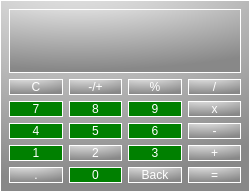
Above: mainwindow.ui from lukparda/Qt-Calculator before the change. Below: the same form after it.
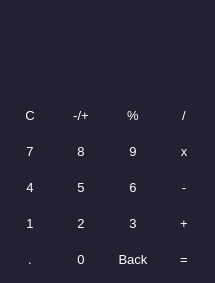
That is the form after the change.

Commit message: visual style implemented

Diff of the .ui file:
```diff
--- a/mainwindow.ui
+++ b/mainwindow.ui
@@ -2,231 +2,816 @@
 <ui version="4.0">
  <class>MainWindow</class>
  <widget class="QMainWindow" name="MainWindow">
+  <property name="enabled">
+   <bool>true</bool>
+  </property>
   <property name="geometry">
    <rect>
     <x>0</x>
     <y>0</y>
-    <width>250</width>
-    <height>192</height>
+    <width>215</width>
+    <height>283</height>
    </rect>
   </property>
+  <property name="maximumSize">
+   <size>
+    <width>223</width>
+    <height>300</height>
+   </size>
+  </property>
   <property name="windowTitle">
    <string>MainWindow</string>
   </property>
   <property name="styleSheet">
-   <string notr="true"/>
+   <string notr="true">color:black;</string>
   </property>
   <widget class="QWidget" name="centralwidget">
    <property name="styleSheet">
-    <string notr="true">background: qradialgradient(cx: 0.3, cy: -0.4, fx: 0.3, fy: -0.4, radius: 1.35, stop: 0 #fff, stop: 1 #888);
-color: rgb(255, 255, 255);
-border: 1px solid #ffffff;</string>
+    <string notr="true">background-color: rgb(36, 31, 49);</string>
    </property>
-   <layout class="QGridLayout" name="gridLayout">
-    <item row="2" column="2">
-     <widget class="QPushButton" name="Button_9">
-      <property name="styleSheet">
-       <string notr="true">QPushButton{background-color:green;color:white;}</string>
-      </property>
-      <property name="text">
-       <string>9</string>
-      </property>
-     </widget>
-    </item>
-    <item row="3" column="0">
-     <widget class="QPushButton" name="Button_4">
-      <property name="styleSheet">
-       <string notr="true">QPushButton{background-color:green;color:white;}</string>
-      </property>
-      <property name="text">
-       <string>4</string>
-      </property>
-     </widget>
-    </item>
-    <item row="4" column="0">
-     <widget class="QPushButton" name="Button_1">
-      <property name="styleSheet">
-       <string notr="true">QPushButton{background-color:green;color:white;}</string>
-      </property>
-      <property name="text">
-       <string>1</string>
-      </property>
-     </widget>
-    </item>
-    <item row="3" column="1">
-     <widget class="QPushButton" name="Button_5">
-      <property name="styleSheet">
-       <string notr="true">QPushButton{background-color:green;color:white;}</string>
-      </property>
-      <property name="text">
-       <string>5</string>
-      </property>
-     </widget>
-    </item>
-    <item row="5" column="2">
-     <widget class="QPushButton" name="backspace">
-      <property name="text">
-       <string>Back</string>
-      </property>
-     </widget>
-    </item>
-    <item row="5" column="3">
-     <widget class="QPushButton" name="equals">
-      <property name="text">
-       <string>=</string>
-      </property>
-      <property name="flat">
-       <bool>false</bool>
-      </property>
-     </widget>
-    </item>
-    <item row="1" column="1">
-     <widget class="QPushButton" name="changeSign">
-      <property name="text">
-       <string>-/+</string>
-      </property>
-     </widget>
-    </item>
-    <item row="2" column="1">
-     <widget class="QPushButton" name="Button_8">
-      <property name="styleSheet">
-       <string notr="true">QPushButton{background-color:green;color:white;}</string>
-      </property>
-      <property name="text">
-       <string>8</string>
-      </property>
-     </widget>
-    </item>
-    <item row="1" column="0">
-     <widget class="QPushButton" name="Clear">
-      <property name="text">
-       <string>C</string>
-      </property>
-     </widget>
-    </item>
-    <item row="4" column="3">
-     <widget class="QPushButton" name="add">
-      <property name="text">
-       <string>+</string>
-      </property>
-     </widget>
-    </item>
-    <item row="5" column="1">
-     <widget class="QPushButton" name="Button_0">
-      <property name="styleSheet">
-       <string notr="true">QPushButton{background-color:green;color:white;}</string>
-      </property>
-      <property name="text">
-       <string>0</string>
-      </property>
-     </widget>
-    </item>
-    <item row="1" column="2">
-     <widget class="QPushButton" name="percentage">
-      <property name="text">
-       <string>%</string>
-      </property>
-     </widget>
-    </item>
-    <item row="3" column="3">
-     <widget class="QPushButton" name="subtract">
-      <property name="text">
-       <string>-</string>
-      </property>
-     </widget>
-    </item>
-    <item row="4" column="1">
-     <widget class="QPushButton" name="Button_2">
-      <property name="styleSheet">
-       <string notr="true">QPushButton{background-color:green;color:white;}\
-QPushButton:hover{color:black};</string>
-      </property>
-      <property name="text">
-       <string>2</string>
-      </property>
-     </widget>
-    </item>
-    <item row="4" column="2">
-     <widget class="QPushButton" name="Button_3">
-      <property name="styleSheet">
-       <string notr="true">QPushButton{background-color:green;color:white;}</string>
-      </property>
-      <property name="text">
-       <string>3</string>
-      </property>
-     </widget>
-    </item>
-    <item row="5" column="0">
-     <widget class="QPushButton" name="comma">
-      <property name="text">
-       <string>.</string>
-      </property>
-     </widget>
-    </item>
-    <item row="3" column="2">
-     <widget class="QPushButton" name="Button_6">
-      <property name="styleSheet">
-       <string notr="true">QPushButton{background-color:green;color:white;}</string>
-      </property>
-      <property name="text">
-       <string>6</string>
-      </property>
-     </widget>
-    </item>
-    <item row="2" column="3">
-     <widget class="QPushButton" name="multiply">
-      <property name="text">
-       <string>x</string>
-      </property>
-     </widget>
-    </item>
-    <item row="1" column="3">
-     <widget class="QPushButton" name="divide">
-      <property name="text">
-       <string>/</string>
-      </property>
-     </widget>
-    </item>
-    <item row="2" column="0">
-     <widget class="QPushButton" name="Button_7">
-      <property name="styleSheet">
-       <string notr="true">QPushButton{background-color:green;color:white;}</string>
-      </property>
-      <property name="text">
-       <string>7</string>
-      </property>
-     </widget>
-    </item>
-    <item row="0" column="0" colspan="4">
-     <widget class="QLabel" name="label">
-      <property name="font">
-       <font>
-        <pointsize>19</pointsize>
-       </font>
-      </property>
-      <property name="layoutDirection">
-       <enum>Qt::LeftToRight</enum>
-      </property>
-      <property name="autoFillBackground">
-       <bool>false</bool>
-      </property>
-      <property name="styleSheet">
-       <string notr="true">QLabel{
-	qproperty-alignment:'AlignVCenter | AlignRight';
-	border: 1px solid gray;
-}
-
-background color:white;</string>
-      </property>
-      <property name="frameShadow">
-       <enum>QFrame::Raised</enum>
-      </property>
-      <property name="text">
-       <string/>
-      </property>
-     </widget>
-    </item>
-   </layout>
+   <widget class="QLabel" name="label">
+    <property name="geometry">
+     <rect>
+      <x>12</x>
+      <y>26</y>
+      <width>191</width>
+      <height>30</height>
+     </rect>
+    </property>
+    <property name="sizePolicy">
+     <sizepolicy hsizetype="Preferred" vsizetype="Preferred">
+      <horstretch>0</horstretch>
+      <verstretch>0</verstretch>
+     </sizepolicy>
+    </property>
+    <property name="maximumSize">
+     <size>
+      <width>200</width>
+      <height>30</height>
+     </size>
+    </property>
+    <property name="font">
+     <font>
+      <pointsize>25</pointsize>
+     </font>
+    </property>
+    <property name="layoutDirection">
+     <enum>Qt::RightToLeft</enum>
+    </property>
+    <property name="autoFillBackground">
+     <bool>false</bool>
+    </property>
+    <property name="styleSheet">
+     <string notr="true">color: rgb(255, 255, 255);</string>
+    </property>
+    <property name="frameShadow">
+     <enum>QFrame::Raised</enum>
+    </property>
+    <property name="text">
+     <string/>
+    </property>
+    <property name="alignment">
+     <set>Qt::AlignRight|Qt::AlignTrailing|Qt::AlignVCenter</set>
+    </property>
+   </widget>
+   <widget class="QPushButton" name="divide">
+    <property name="geometry">
+     <rect>
+      <x>164</x>
+      <y>95</y>
+      <width>40</width>
+      <height>40</height>
+     </rect>
+    </property>
+    <property name="font">
+     <font>
+      <pointsize>10</pointsize>
+      <italic>false</italic>
+      <bold>false</bold>
+      <strikeout>false</strikeout>
+      <kerning>true</kerning>
+     </font>
+    </property>
+    <property name="styleSheet">
+     <string notr="true">QPushButton{
+border: 0px;
+color:white;}
+QPushButton:hover{
+background-color: rgb(164, 156, 156);
+border: 0px;}
+QPushButton:pressed {
+background-color: rgb(255, 255, 255);
+color: black;}</string>
+    </property>
+    <property name="text">
+     <string>/</string>
+    </property>
+    <property name="flat">
+     <bool>false</bool>
+    </property>
+   </widget>
+   <widget class="QPushButton" name="Button_6">
+    <property name="geometry">
+     <rect>
+      <x>113</x>
+      <y>167</y>
+      <width>40</width>
+      <height>40</height>
+     </rect>
+    </property>
+    <property name="font">
+     <font>
+      <pointsize>10</pointsize>
+      <italic>false</italic>
+      <bold>false</bold>
+      <strikeout>false</strikeout>
+      <kerning>true</kerning>
+     </font>
+    </property>
+    <property name="styleSheet">
+     <string notr="true">QPushButton{
+border: 0px;
+color:white;}
+QPushButton:hover{
+background-color: rgb(164, 156, 156);
+border: 0px;}
+QPushButton:pressed {
+background-color: rgb(255, 255, 255);
+color: black;}</string>
+    </property>
+    <property name="text">
+     <string>6</string>
+    </property>
+    <property name="flat">
+     <bool>false</bool>
+    </property>
+   </widget>
+   <widget class="QPushButton" name="changeSign">
+    <property name="geometry">
+     <rect>
+      <x>61</x>
+      <y>95</y>
+      <width>40</width>
+      <height>40</height>
+     </rect>
+    </property>
+    <property name="font">
+     <font>
+      <pointsize>10</pointsize>
+      <italic>false</italic>
+      <bold>false</bold>
+      <strikeout>false</strikeout>
+      <kerning>true</kerning>
+     </font>
+    </property>
+    <property name="styleSheet">
+     <string notr="true">QPushButton{
+border: 0px;
+color:white;}
+QPushButton:hover{
+background-color: rgb(164, 156, 156);
+border: 0px;}
+QPushButton:pressed {
+background-color: rgb(255, 255, 255);
+color: black;}</string>
+    </property>
+    <property name="text">
+     <string>-/+</string>
+    </property>
+    <property name="flat">
+     <bool>false</bool>
+    </property>
+   </widget>
+   <widget class="QPushButton" name="Button_3">
+    <property name="geometry">
+     <rect>
+      <x>113</x>
+      <y>203</y>
+      <width>40</width>
+      <height>40</height>
+     </rect>
+    </property>
+    <property name="font">
+     <font>
+      <pointsize>10</pointsize>
+      <italic>false</italic>
+      <bold>false</bold>
+      <strikeout>false</strikeout>
+      <kerning>true</kerning>
+     </font>
+    </property>
+    <property name="styleSheet">
+     <string notr="true">QPushButton{
+border: 0px;
+color:white;}
+QPushButton:hover{
+background-color: rgb(164, 156, 156);
+border: 0px;}
+QPushButton:pressed {
+background-color: rgb(255, 255, 255);
+color: black;}</string>
+    </property>
+    <property name="text">
+     <string>3</string>
+    </property>
+    <property name="flat">
+     <bool>false</bool>
+    </property>
+   </widget>
+   <widget class="QPushButton" name="add">
+    <property name="geometry">
+     <rect>
+      <x>164</x>
+      <y>203</y>
+      <width>40</width>
+      <height>40</height>
+     </rect>
+    </property>
+    <property name="font">
+     <font>
+      <pointsize>10</pointsize>
+      <italic>false</italic>
+      <bold>false</bold>
+      <strikeout>false</strikeout>
+      <kerning>true</kerning>
+     </font>
+    </property>
+    <property name="styleSheet">
+     <string notr="true">QPushButton{
+border: 0px;
+color:white;}
+QPushButton:hover{
+background-color: rgb(164, 156, 156);
+border: 0px;}
+QPushButton:pressed {
+background-color: rgb(255, 255, 255);
+color: black;}</string>
+    </property>
+    <property name="text">
+     <string>+</string>
+    </property>
+    <property name="flat">
+     <bool>false</bool>
+    </property>
+   </widget>
+   <widget class="QPushButton" name="Clear">
+    <property name="geometry">
+     <rect>
+      <x>10</x>
+      <y>95</y>
+      <width>40</width>
+      <height>40</height>
+     </rect>
+    </property>
+    <property name="font">
+     <font>
+      <pointsize>10</pointsize>
+      <italic>false</italic>
+      <bold>false</bold>
+      <strikeout>false</strikeout>
+      <kerning>true</kerning>
+     </font>
+    </property>
+    <property name="autoFillBackground">
+     <bool>false</bool>
+    </property>
+    <property name="styleSheet">
+     <string notr="true">QPushButton{
+border: 0px;
+color:white;}
+QPushButton:hover{
+background-color: rgb(164, 156, 156);
+border: 0px;}
+QPushButton:pressed {
+background-color: rgb(255, 255, 255);
+color: black;}</string>
+    </property>
+    <property name="text">
+     <string>C</string>
+    </property>
+    <property name="flat">
+     <bool>false</bool>
+    </property>
+   </widget>
+   <widget class="QPushButton" name="backspace">
+    <property name="geometry">
+     <rect>
+      <x>113</x>
+      <y>239</y>
+      <width>40</width>
+      <height>40</height>
+     </rect>
+    </property>
+    <property name="font">
+     <font>
+      <pointsize>10</pointsize>
+      <italic>false</italic>
+      <bold>false</bold>
+      <strikeout>false</strikeout>
+      <kerning>true</kerning>
+     </font>
+    </property>
+    <property name="styleSheet">
+     <string notr="true">QPushButton{
+border: 0px;
+color:white;}
+QPushButton:hover{
+background-color: rgb(164, 156, 156);
+border: 0px;}
+QPushButton:pressed {
+background-color: rgb(255, 255, 255);
+color: black;}</string>
+    </property>
+    <property name="text">
+     <string>Back</string>
+    </property>
+    <property name="flat">
+     <bool>false</bool>
+    </property>
+   </widget>
+   <widget class="QPushButton" name="subtract">
+    <property name="geometry">
+     <rect>
+      <x>164</x>
+      <y>167</y>
+      <width>40</width>
+      <height>40</height>
+     </rect>
+    </property>
+    <property name="font">
+     <font>
+      <pointsize>10</pointsize>
+      <italic>false</italic>
+      <bold>false</bold>
+      <strikeout>false</strikeout>
+      <kerning>true</kerning>
+     </font>
+    </property>
+    <property name="styleSheet">
+     <string notr="true">QPushButton{
+border: 0px;
+color:white;}
+QPushButton:hover{
+background-color: rgb(164, 156, 156);
+border: 0px;}
+QPushButton:pressed {
+background-color: rgb(255, 255, 255);
+color: black;}</string>
+    </property>
+    <property name="text">
+     <string>-</string>
+    </property>
+    <property name="flat">
+     <bool>false</bool>
+    </property>
+   </widget>
+   <widget class="QPushButton" name="comma">
+    <property name="geometry">
+     <rect>
+      <x>10</x>
+      <y>239</y>
+      <width>40</width>
+      <height>40</height>
+     </rect>
+    </property>
+    <property name="font">
+     <font>
+      <pointsize>10</pointsize>
+      <italic>false</italic>
+      <bold>false</bold>
+      <strikeout>false</strikeout>
+      <kerning>true</kerning>
+     </font>
+    </property>
+    <property name="styleSheet">
+     <string notr="true">QPushButton{
+border: 0px;
+color:white;}
+QPushButton:hover{
+background-color: rgb(164, 156, 156);
+border: 0px;}
+QPushButton:pressed {
+background-color: rgb(255, 255, 255);
+color: black;}</string>
+    </property>
+    <property name="text">
+     <string>.</string>
+    </property>
+    <property name="flat">
+     <bool>false</bool>
+    </property>
+   </widget>
+   <widget class="QPushButton" name="multiply">
+    <property name="enabled">
+     <bool>true</bool>
+    </property>
+    <property name="geometry">
+     <rect>
+      <x>164</x>
+      <y>131</y>
+      <width>40</width>
+      <height>40</height>
+     </rect>
+    </property>
+    <property name="sizePolicy">
+     <sizepolicy hsizetype="Minimum" vsizetype="Maximum">
+      <horstretch>0</horstretch>
+      <verstretch>0</verstretch>
+     </sizepolicy>
+    </property>
+    <property name="font">
+     <font>
+      <pointsize>10</pointsize>
+      <italic>false</italic>
+      <bold>false</bold>
+      <strikeout>false</strikeout>
+      <kerning>true</kerning>
+     </font>
+    </property>
+    <property name="styleSheet">
+     <string notr="true">QPushButton{
+border: 0px;
+color:white;}
+QPushButton:hover{
+background-color: rgb(164, 156, 156);
+border: 0px;}
+QPushButton:pressed {
+background-color: rgb(255, 255, 255);
+color: black;}</string>
+    </property>
+    <property name="text">
+     <string>x</string>
+    </property>
+    <property name="flat">
+     <bool>false</bool>
+    </property>
+   </widget>
+   <widget class="QPushButton" name="Button_7">
+    <property name="geometry">
+     <rect>
+      <x>10</x>
+      <y>131</y>
+      <width>40</width>
+      <height>40</height>
+     </rect>
+    </property>
+    <property name="font">
+     <font>
+      <pointsize>10</pointsize>
+      <italic>false</italic>
+      <bold>false</bold>
+      <strikeout>false</strikeout>
+      <kerning>true</kerning>
+     </font>
+    </property>
+    <property name="styleSheet">
+     <string notr="true">QPushButton{
+border: 0px;
+color:white;}
+QPushButton:hover{
+background-color: rgb(164, 156, 156);
+border: 0px;}
+QPushButton:pressed {
+background-color: rgb(255, 255, 255);
+color: black;}</string>
+    </property>
+    <property name="text">
+     <string>7</string>
+    </property>
+    <property name="flat">
+     <bool>false</bool>
+    </property>
+   </widget>
+   <widget class="QPushButton" name="Button_9">
+    <property name="enabled">
+     <bool>true</bool>
+    </property>
+    <property name="geometry">
+     <rect>
+      <x>113</x>
+      <y>131</y>
+      <width>40</width>
+      <height>40</height>
+     </rect>
+    </property>
+    <property name="font">
+     <font>
+      <pointsize>10</pointsize>
+      <italic>false</italic>
+      <bold>false</bold>
+      <strikeout>false</strikeout>
+      <kerning>true</kerning>
+     </font>
+    </property>
+    <property name="styleSheet">
+     <string notr="true">QPushButton{
+border: 0px;
+color:white;}
+QPushButton:hover{
+background-color: rgb(164, 156, 156);
+border: 0px;}
+QPushButton:pressed {
+background-color: rgb(255, 255, 255);
+color: black;}</string>
+    </property>
+    <property name="text">
+     <string>9</string>
+    </property>
+    <property name="flat">
+     <bool>false</bool>
+    </property>
+   </widget>
+   <widget class="QPushButton" name="Button_4">
+    <property name="geometry">
+     <rect>
+      <x>10</x>
+      <y>167</y>
+      <width>40</width>
+      <height>40</height>
+     </rect>
+    </property>
+    <property name="font">
+     <font>
+      <pointsize>10</pointsize>
+      <italic>false</italic>
+      <bold>false</bold>
+      <strikeout>false</strikeout>
+      <kerning>true</kerning>
+     </font>
+    </property>
+    <property name="styleSheet">
+     <string notr="true">QPushButton{
+border: 0px;
+color:white;}
+QPushButton:hover{
+background-color: rgb(164, 156, 156);
+border: 0px;}
+QPushButton:pressed {
+background-color: rgb(255, 255, 255);
+color: black;}</string>
+    </property>
+    <property name="text">
+     <string>4</string>
+    </property>
+    <property name="flat">
+     <bool>false</bool>
+    </property>
+   </widget>
+   <widget class="QPushButton" name="Button_2">
+    <property name="geometry">
+     <rect>
+      <x>61</x>
+      <y>203</y>
+      <width>40</width>
+      <height>40</height>
+     </rect>
+    </property>
+    <property name="font">
+     <font>
+      <pointsize>10</pointsize>
+      <italic>false</italic>
+      <bold>false</bold>
+      <strikeout>false</strikeout>
+      <kerning>true</kerning>
+     </font>
+    </property>
+    <property name="styleSheet">
+     <string notr="true">QPushButton{
+border: 0px;
+color:white;}
+QPushButton:hover{
+background-color: rgb(164, 156, 156);
+border: 0px;}
+QPushButton:pressed {
+background-color: rgb(255, 255, 255);
+color: black;}</string>
+    </property>
+    <property name="text">
+     <string>2</string>
+    </property>
+    <property name="flat">
+     <bool>false</bool>
+    </property>
+   </widget>
+   <widget class="QPushButton" name="Button_1">
+    <property name="geometry">
+     <rect>
+      <x>10</x>
+      <y>203</y>
+      <width>40</width>
+      <height>40</height>
+     </rect>
+    </property>
+    <property name="font">
+     <font>
+      <pointsize>10</pointsize>
+      <italic>false</italic>
+      <bold>false</bold>
+      <strikeout>false</strikeout>
+      <kerning>true</kerning>
+     </font>
+    </property>
+    <property name="styleSheet">
+     <string notr="true">QPushButton{
+border: 0px;
+color:white;}
+QPushButton:hover{
+background-color: rgb(164, 156, 156);
+border: 0px;}
+QPushButton:pressed {
+background-color: rgb(255, 255, 255);
+color: black;}</string>
+    </property>
+    <property name="text">
+     <string>1</string>
+    </property>
+    <property name="flat">
+     <bool>false</bool>
+    </property>
+   </widget>
+   <widget class="QPushButton" name="equals">
+    <property name="geometry">
+     <rect>
+      <x>164</x>
+      <y>239</y>
+      <width>40</width>
+      <height>40</height>
+     </rect>
+    </property>
+    <property name="font">
+     <font>
+      <pointsize>10</pointsize>
+      <italic>false</italic>
+      <bold>false</bold>
+      <strikeout>false</strikeout>
+      <kerning>true</kerning>
+     </font>
+    </property>
+    <property name="styleSheet">
+     <string notr="true">QPushButton{
+border: 0px;
+color:white;}
+QPushButton:hover{
+background-color: rgb(164, 156, 156);
+border: 0px;}
+QPushButton:pressed {
+background-color: rgb(255, 255, 255);
+color: black;}</string>
+    </property>
+    <property name="text">
+     <string>=</string>
+    </property>
+    <property name="flat">
+     <bool>false</bool>
+    </property>
+   </widget>
+   <widget class="QPushButton" name="Button_8">
+    <property name="geometry">
+     <rect>
+      <x>61</x>
+      <y>131</y>
+      <width>40</width>
+      <height>40</height>
+     </rect>
+    </property>
+    <property name="font">
+     <font>
+      <pointsize>10</pointsize>
+      <italic>false</italic>
+      <bold>false</bold>
+      <strikeout>false</strikeout>
+      <kerning>true</kerning>
+     </font>
+    </property>
+    <property name="styleSheet">
+     <string notr="true">QPushButton{
+border: 0px;
+color:white;}
+QPushButton:hover{
+background-color: rgb(164, 156, 156);
+border: 0px;}
+QPushButton:pressed {
+background-color: rgb(255, 255, 255);
+color: black;}</string>
+    </property>
+    <property name="text">
+     <string>8</string>
+    </property>
+    <property name="flat">
+     <bool>false</bool>
+    </property>
+   </widget>
+   <widget class="QPushButton" name="percentage">
+    <property name="geometry">
+     <rect>
+      <x>113</x>
+      <y>95</y>
+      <width>40</width>
+      <height>40</height>
+     </rect>
+    </property>
+    <property name="font">
+     <font>
+      <pointsize>10</pointsize>
+      <italic>false</italic>
+      <bold>false</bold>
+      <strikeout>false</strikeout>
+      <kerning>true</kerning>
+     </font>
+    </property>
+    <property name="layoutDirection">
+     <enum>Qt::LeftToRight</enum>
+    </property>
+    <property name="styleSheet">
+     <string notr="true">QPushButton{
+border: 0px;
+color:white;}
+QPushButton:hover{
+background-color: rgb(164, 156, 156);
+border: 0px;}
+QPushButton:pressed {
+background-color: rgb(255, 255, 255);
+color: black;}</string>
+    </property>
+    <property name="text">
+     <string>%</string>
+    </property>
+    <property name="flat">
+     <bool>false</bool>
+    </property>
+   </widget>
+   <widget class="QPushButton" name="Button_5">
+    <property name="geometry">
+     <rect>
+      <x>61</x>
+      <y>167</y>
+      <width>40</width>
+      <height>40</height>
+     </rect>
+    </property>
+    <property name="font">
+     <font>
+      <pointsize>10</pointsize>
+      <italic>false</italic>
+      <bold>false</bold>
+      <strikeout>false</strikeout>
+      <kerning>true</kerning>
+     </font>
+    </property>
+    <property name="styleSheet">
+     <string notr="true">QPushButton{
+border: 0px;
+color:white;}
+QPushButton:hover{
+background-color: rgb(164, 156, 156);
+border: 0px;}
+QPushButton:pressed {
+background-color: rgb(255, 255, 255);
+color: black;}</string>
+    </property>
+    <property name="text">
+     <string>5</string>
+    </property>
+    <property name="flat">
+     <bool>false</bool>
+    </property>
+   </widget>
+   <widget class="QPushButton" name="Button_0">
+    <property name="geometry">
+     <rect>
+      <x>61</x>
+      <y>239</y>
+      <width>40</width>
+      <height>40</height>
+     </rect>
+    </property>
+    <property name="font">
+     <font>
+      <pointsize>10</pointsize>
+      <italic>false</italic>
+      <bold>false</bold>
+      <strikeout>false</strikeout>
+      <kerning>true</kerning>
+     </font>
+    </property>
+    <property name="styleSheet">
+     <string notr="true">QPushButton{
+border: 0px;
+color:white;}
+QPushButton:hover{
+background-color: rgb(164, 156, 156);
+border: 0px;}
+QPushButton:pressed {
+background-color: rgb(255, 255, 255);
+color: black;}</string>
+    </property>
+    <property name="text">
+     <string>0</string>
+    </property>
+    <property name="flat">
+     <bool>false</bool>
+    </property>
+   </widget>
   </widget>
  </widget>
  <resources/>
```
Left out of the diff: 22 changed lines with no effect on the pictures. The commit also changes 1239 other files.
